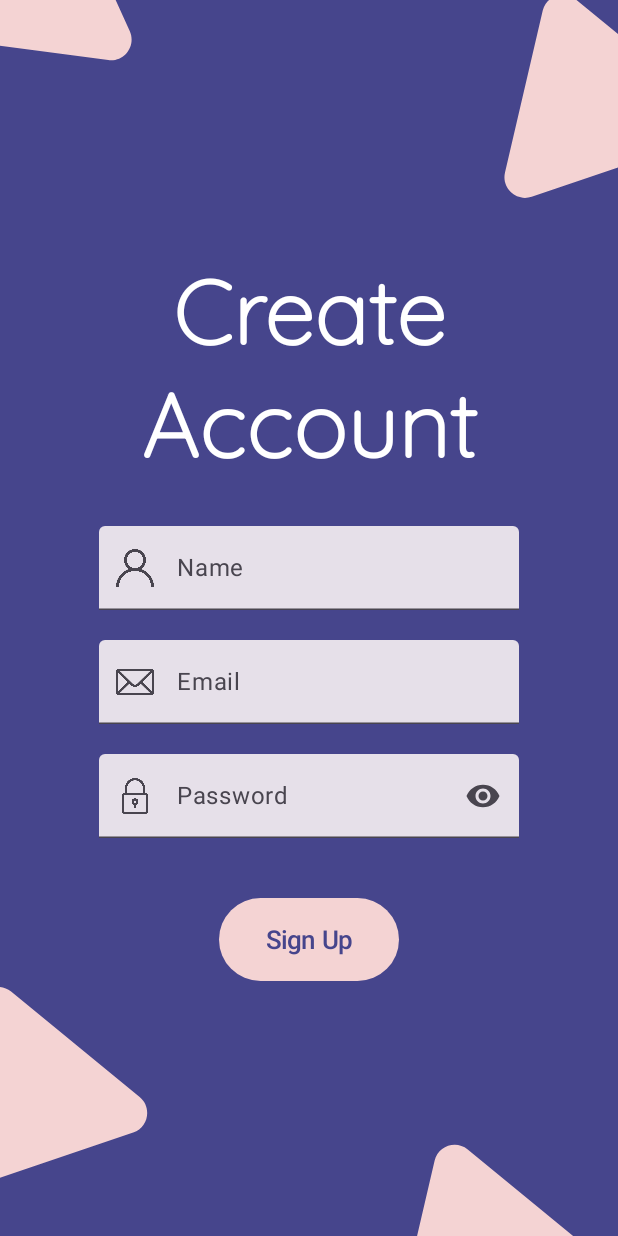
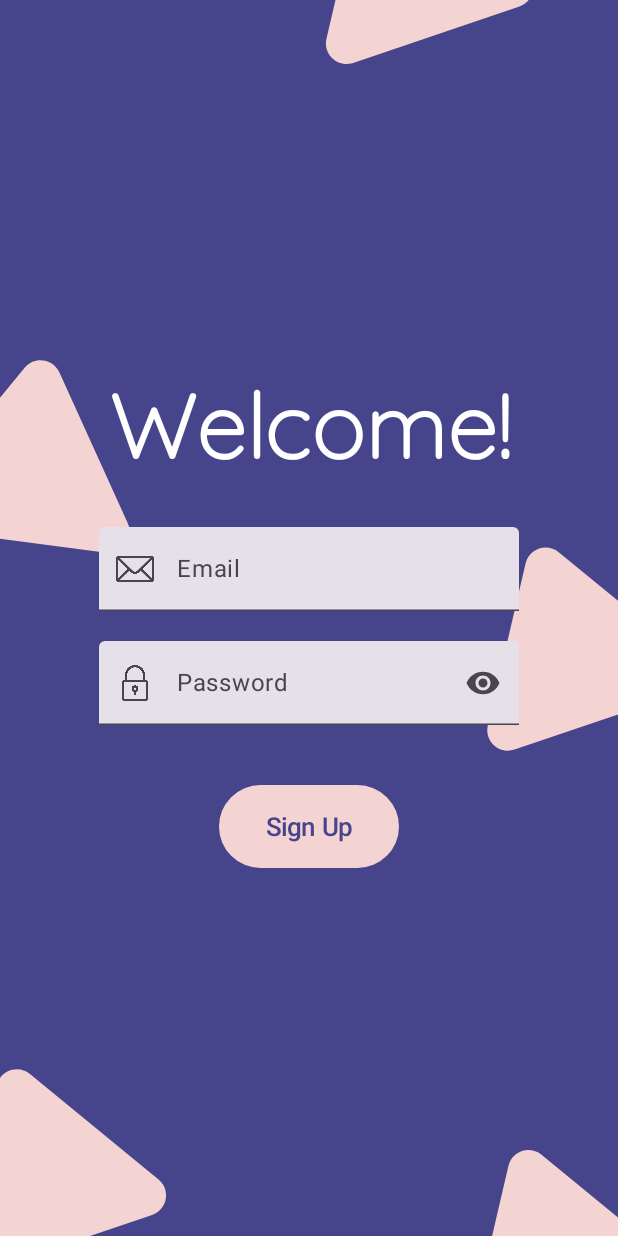
Before and after one commit to BrayanOB2003/Gruppen_App, an Android app built with Jetpack Compose: the screen it shows after launch (MainActivity), on a phone screen of 412 x 824 dp. Run offline under Robolectric (Android 15) with nearby library versions, the phone set to English and light mode, and no system bars.

Commit message:
Added login screen

```diff
--- a/app/src/main/java/com/project/gruppen/MainActivity.kt
+++ b/app/src/main/java/com/project/gruppen/MainActivity.kt
@@ -11,7 +11,7 @@ class MainActivity : ComponentActivity() {
     override fun onCreate(savedInstanceState: Bundle?) {
         super.onCreate(savedInstanceState)
         setContent{
-            Register()
+            Login()
         }
     }
 }
--- a/app/src/main/java/com/project/gruppen/screens/Login.kt
+++ b/app/src/main/java/com/project/gruppen/screens/Login.kt
@@ -6,6 +6,7 @@ import androidx.compose.foundation.layout.Spacer
 import androidx.compose.foundation.layout.fillMaxHeight
 import androidx.compose.foundation.layout.fillMaxWidth
 import androidx.compose.foundation.layout.height
+import androidx.compose.material3.Text
 import androidx.compose.runtime.Composable
 import androidx.compose.runtime.getValue
 import androidx.compose.runtime.mutableStateOf
@@ -13,16 +14,47 @@ import androidx.compose.runtime.saveable.rememberSaveable
 import androidx.compose.runtime.setValue
 import androidx.compose.ui.Alignment
 import androidx.compose.ui.Modifier
+import androidx.compose.ui.graphics.Color
 import androidx.compose.ui.res.stringResource
+import androidx.compose.ui.text.font.Font
+import androidx.compose.ui.text.font.FontFamily
+import androidx.compose.ui.text.font.FontWeight
+import androidx.compose.ui.text.style.TextAlign
 import androidx.compose.ui.tooling.preview.Preview
 import androidx.compose.ui.unit.dp
+import androidx.compose.ui.unit.sp
 import com.project.gruppen.R
+import com.project.gruppen.screens.components.Button
 import com.project.gruppen.screens.components.ImageBackground
+import com.project.gruppen.screens.components.TextFieldEmail
+import com.project.gruppen.screens.components.TextFieldPassword
 
 
 @Preview
 @Composable
 fun Login(){
+    var passwordText by rememberSaveable { mutableStateOf("") }
+    var emailText by rememberSaveable { mutableStateOf("") }
 
-
+    ImageBackground(drawableId = R.drawable.background2) {
+        Column(
+            modifier = Modifier
+                .fillMaxWidth()
+                .fillMaxHeight(),
+            verticalArrangement = Arrangement.Center,
+            horizontalAlignment = Alignment.CenterHorizontally
+        ){
+            Text(stringResource(id = R.string.title_login),
+                fontSize = 60.sp, fontFamily = FontFamily(Font(R.font.quicksand)),
+                fontWeight = FontWeight.SemiBold, color = Color.White, textAlign = TextAlign.Center,
+                maxLines = 2
+            )
+            Spacer(modifier = Modifier.height(30.dp))
+            TextFieldEmail(emailText = emailText, onEmailChange ={emailText = it})
+            Spacer(modifier = Modifier.height(20.dp))
+            TextFieldPassword(passwordText = passwordText,  onPasswordChange = {passwordText = it})
+            Spacer(modifier = Modifier.height(40.dp))
+            Button(stringResource(id = R.string.register_button_text))
+        }
+    }
 }
--- a/app/src/main/java/com/project/gruppen/screens/components/SessionComponents.kt
+++ b/app/src/main/java/com/project/gruppen/screens/components/SessionComponents.kt
@@ -126,9 +126,3 @@ fun Button(text: String){
         Text(text, fontSize = 17.sp)
     }
 }
-
-@Preview
-@Composable
-fun viewButton(){
-    Button("Sign In")
-}
```
